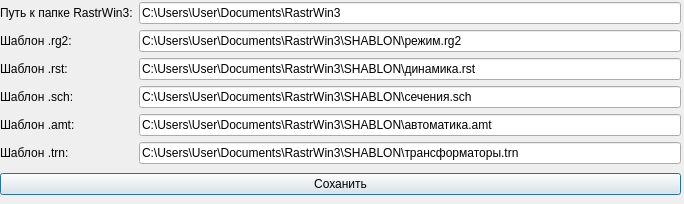
Qt form qt_set.ui (wia86/rastr_add) before a commit.
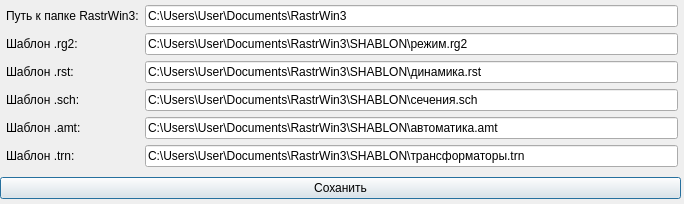
The same form after that commit.

What changed in the file:
```diff
--- a/qt_set.ui
+++ b/qt_set.ui
@@ -13,18 +13,30 @@
   <property name="windowTitle">
    <string>Настройки</string>
   </property>
-  <widget class="QWidget" name="">
+  <widget class="QWidget" name="layoutWidget">
    <property name="geometry">
     <rect>
      <x>0</x>
      <y>2</y>
      <width>681</width>
-     <height>193</height>
+     <height>197</height>
     </rect>
    </property>
    <layout class="QVBoxLayout" name="verticalLayout">
     <item>
      <layout class="QFormLayout" name="formLayout">
+      <property name="leftMargin">
+       <number>6</number>
+      </property>
+      <property name="topMargin">
+       <number>3</number>
+      </property>
+      <property name="rightMargin">
+       <number>3</number>
+      </property>
+      <property name="bottomMargin">
+       <number>3</number>
+      </property>
       <item row="0" column="0">
        <widget class="QLabel" name="label">
         <property name="text">
```
